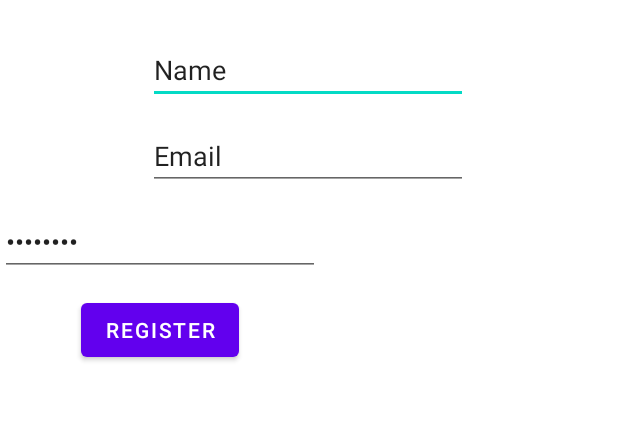
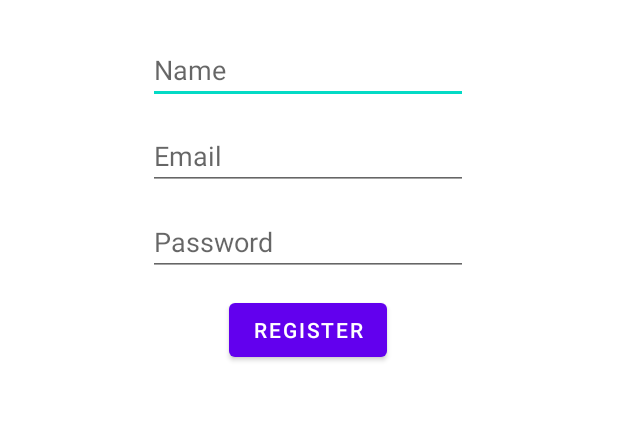
Before and after one commit to NicholasOden/StoryApp, an Android app: the layout activity_sign_up.xml on its own in the app's theme, with its tools: preview values and no code run, on a phone screen of 412 x 824 dp, the part 516-937 px from its top. Run offline under Robolectric (Android 15) with nearby library versions, the phone set to English and light mode, and no system bars.

```diff
--- a/app/src/main/res/layout/activity_sign_up.xml
+++ b/app/src/main/res/layout/activity_sign_up.xml
@@ -24,8 +24,8 @@
         android:layout_height="wrap_content"
         android:layout_marginTop="24dp"
         android:ems="10"
+        android:hint="Name"
         android:inputType="textPersonName"
-        android:text="Name"
         app:layout_constraintBottom_toBottomOf="parent"
         app:layout_constraintEnd_toEndOf="@+id/imageViewLogoSignUp"
         app:layout_constraintStart_toStartOf="@+id/imageViewLogoSignUp"
@@ -33,13 +33,13 @@
         app:layout_constraintVertical_bias="0.0" />
 
     <EditText
-        android:id="@+id/editTextEmailSignUp"
+        android:id="@+id/editTextEmailLogin"
         android:layout_width="wrap_content"
         android:layout_height="wrap_content"
         android:layout_marginTop="12dp"
         android:ems="10"
+        android:hint="Email"
         android:inputType="textEmailAddress"
-        android:text="Email"
         app:layout_constraintBottom_toBottomOf="parent"
         app:layout_constraintEnd_toEndOf="@+id/imageViewLogoSignUp"
         app:layout_constraintStart_toStartOf="@+id/imageViewLogoSignUp"
@@ -47,17 +47,18 @@
         app:layout_constraintVertical_bias="0.0" />
 
     <EditText
-        android:id="@+id/editTextPasswordSignUp"
+        android:id="@+id/editTextPasswordLogin"
         android:layout_width="wrap_content"
         android:layout_height="wrap_content"
         android:layout_marginTop="12dp"
         android:ems="10"
-        android:text="Password"
+        android:hint="Password"
         android:inputType="textPassword"
         app:layout_constraintBottom_toBottomOf="parent"
-        app:layout_constraintTop_toBottomOf="@+id/editTextEmailSignUp"
-        app:layout_constraintVertical_bias="0.0"
-        tools:layout_editor_absoluteX="100dp" />
+        app:layout_constraintEnd_toEndOf="@+id/imageViewLogoSignUp"
+        app:layout_constraintStart_toStartOf="@+id/imageViewLogoSignUp"
+        app:layout_constraintTop_toBottomOf="@+id/editTextEmailLogin"
+        app:layout_constraintVertical_bias="0.0" />
 
     <Button
         android:id="@+id/btnRegister"
@@ -65,8 +66,10 @@
         android:layout_height="wrap_content"
         android:layout_marginTop="12dp"
         android:text="Register"
-        app:layout_constraintEnd_toEndOf="@+id/editTextPasswordSignUp"
-        app:layout_constraintStart_toStartOf="@+id/editTextPasswordSignUp"
-        app:layout_constraintTop_toBottomOf="@+id/editTextPasswordSignUp" />
+        app:layout_constraintBottom_toBottomOf="parent"
+        app:layout_constraintEnd_toEndOf="@+id/editTextPasswordLogin"
+        app:layout_constraintStart_toStartOf="@+id/editTextPasswordLogin"
+        app:layout_constraintTop_toBottomOf="@+id/editTextPasswordLogin"
+        app:layout_constraintVertical_bias="0.0" />
 
 </androidx.constraintlayout.widget.ConstraintLayout>
```
Also changed, not shown: app/src/main/AndroidManifest.xml (+7 -7 lines), app/src/main/java/com/example/picodiploma/storyapp/LoginActivity.kt (+76 -0 lines), app/src/main/java/com/example/picodiploma/storyapp/Model/ApiService.kt (+7 -0 lines), app/src/main/java/com/example/picodiploma/storyapp/Model/ApiServiceHelper.kt (+4 -4 lines), app/src/main/java/com/example/picodiploma/storyapp/Model/LoginResponse.kt (added, +20 -0 lines), app/src/main/java/com/example/picodiploma/storyapp/Model/StoryResponse.kt (added, +11 -0 lines), app/src/main/java/com/example/picodiploma/storyapp/SignUpActivity.kt (+8 -11 lines), app/src/main/res/layout/activity_login.xml (+12 -9 lines), app/src/main/res/layout/activity_main.xml (+4 -5 lines), app/src/main/res/layout/card_view.xml (added, +74 -0 lines), app/src/main/java/com/example/picodiploma/storyapp/Model/RegisterResponse.kt (line endings or trailing spaces).
